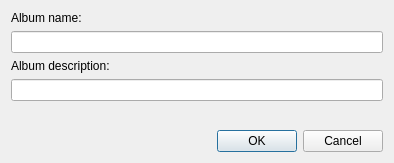
vulevu121/PhotosUploader, file CreateAlbumDialog.ui: the form before one commit.
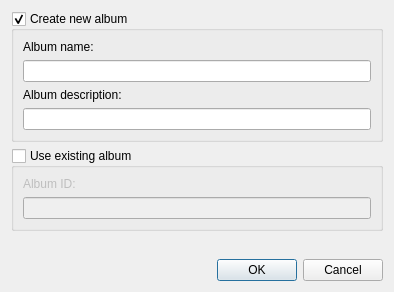
The form after the commit.

Commit message: Added use existing album ui elements

The edit to the form file:
```diff
--- a/CreateAlbumDialog.ui
+++ b/CreateAlbumDialog.ui
@@ -7,7 +7,7 @@
     <x>0</x>
     <y>0</y>
     <width>394</width>
-    <height>163</height>
+    <height>292</height>
    </rect>
   </property>
   <property name="windowTitle">
@@ -15,6 +15,15 @@
   </property>
   <layout class="QVBoxLayout" name="verticalLayout">
    <item>
+    <widget class="QGroupBox" name="newAlbumGroupbox">
+     <property name="title">
+      <string>Create new album</string>
+     </property>
+     <property name="checkable">
+      <bool>true</bool>
+     </property>
+     <layout class="QVBoxLayout" name="verticalLayout_2">
+      <item>
     <widget class="QLabel" name="label">
      <property name="text">
       <string>Album name:</string>
@@ -33,6 +42,34 @@
    </item>
    <item>
     <widget class="QLineEdit" name="albumDescEdit"/>
+      </item>
+     </layout>
+    </widget>
+   </item>
+   <item>
+    <widget class="QGroupBox" name="existingAlbumGroupbox">
+     <property name="title">
+      <string>Use existing album</string>
+     </property>
+     <property name="checkable">
+      <bool>true</bool>
+     </property>
+     <property name="checked">
+      <bool>false</bool>
+     </property>
+     <layout class="QVBoxLayout" name="verticalLayout_3">
+      <item>
+       <widget class="QLabel" name="label_3">
+        <property name="text">
+         <string>Album ID:</string>
+        </property>
+       </widget>
+      </item>
+      <item>
+       <widget class="QLineEdit" name="lineEdit"/>
+      </item>
+     </layout>
+    </widget>
    </item>
    <item>
     <spacer name="verticalSpacer">
```
Lines whose indentation alone changed are shown as unchanged. The commit also changes 2 other files.
